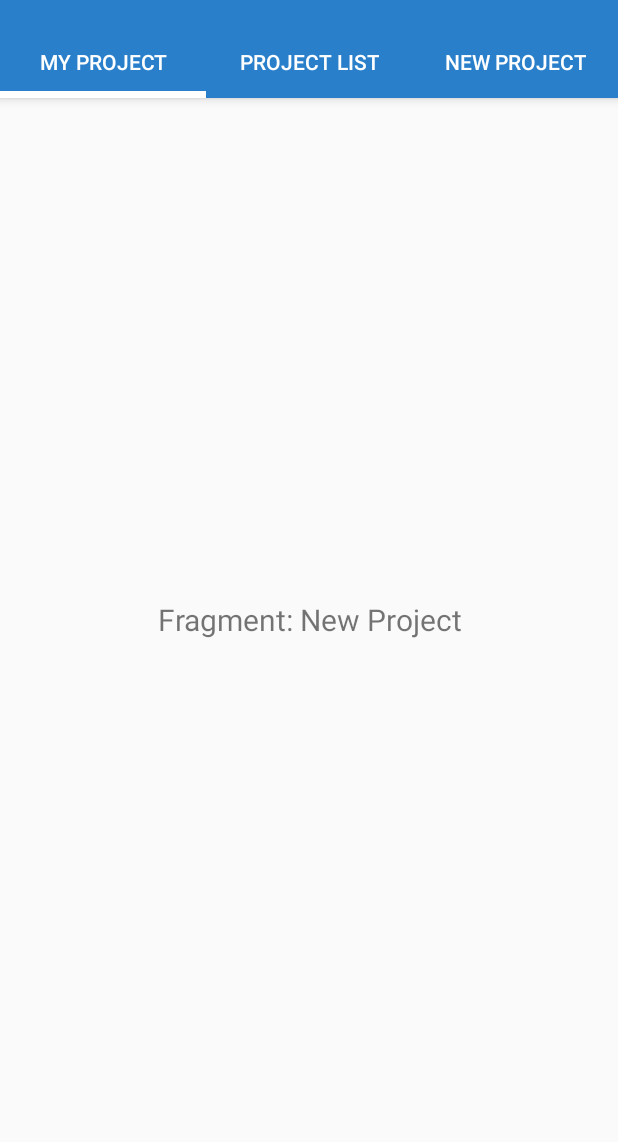
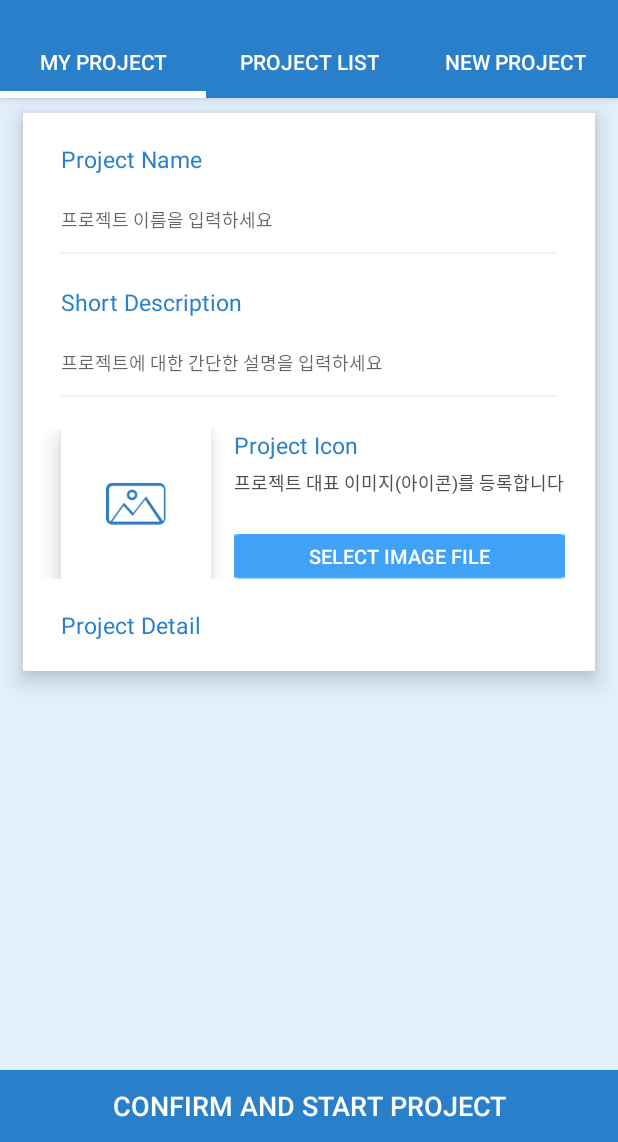
Before and after one commit to JHoon0214/CodE_Android, an Android app: the fragment FragmentNewProject placed in its activity, on a phone screen of 412 x 824 dp, the part 94-1236 px from its top. Run offline under Robolectric (Android 15) with nearby library versions, the phone set to English and light mode, and no system bars.

Commit message:
edit( activity_fragment_new_project.xml ) : 새 프로젝트 액티비티 xml 일부 구성

```diff
--- a/app/src/main/res/layout/activity_fragment_new_project.xml
+++ b/app/src/main/res/layout/activity_fragment_new_project.xml
@@ -1,14 +1,163 @@
 <?xml version="1.0" encoding="utf-8"?>
-<LinearLayout xmlns:android="http://schemas.android.com/apk/res/android"
+<FrameLayout xmlns:android="http://schemas.android.com/apk/res/android"
     android:layout_width="match_parent"
     android:layout_height="match_parent"
-    android:orientation="vertical">
+    android:orientation="vertical"
+    android:background="@color/tab_grey_blue">
 
-    <TextView
+    <LinearLayout
         android:layout_width="match_parent"
-        android:layout_height="match_parent"
-        android:gravity="center"
-        android:textSize="20sp"
-        android:text="Fragment: New Project"/>
+        android:layout_height="wrap_content"
+        android:layout_marginTop="10dp"
+        android:layout_marginStart="15dp"
+        android:layout_marginEnd="15dp"
+        android:orientation="vertical"
+        android:background="@color/white"
+        android:elevation="@dimen/cardview_default_elevation"
+        android:translationZ="7dp">
 
-</LinearLayout>
+        <TextView
+            android:layout_width="match_parent"
+            android:layout_height="wrap_content"
+            android:layout_marginTop="20dp"
+            android:layout_marginStart="25dp"
+            android:layout_marginEnd="25dp"
+            android:text="Project Name"
+            android:textSize="15sp"
+            android:textColor="@color/info_light_blue" />
+
+        <EditText
+            android:id="@+id/new_project_name"
+            android:layout_width="match_parent"
+            android:layout_height="40dp"
+            android:layout_marginTop="10dp"
+            android:layout_marginStart="25dp"
+            android:layout_marginEnd="25dp"
+            android:hint="프로젝트 이름을 입력하세요"
+            android:textSize="12sp"
+            android:textColor="@color/black"
+            android:inputType="text"
+            android:background="@null"
+            android:enabled="false" />
+
+        <ImageView
+            android:layout_width="match_parent"
+            android:layout_height="wrap_content"
+            android:layout_marginStart="25dp"
+            android:layout_marginEnd="25dp"
+            android:src="@drawable/login_divider" />
+
+        <TextView
+            android:layout_width="match_parent"
+            android:layout_height="wrap_content"
+            android:layout_marginTop="20dp"
+            android:layout_marginStart="25dp"
+            android:layout_marginEnd="25dp"
+            android:text="Short Description"
+            android:textSize="15sp"
+            android:textColor="@color/info_light_blue" />
+
+        <EditText
+            android:id="@+id/new_project_description"
+            android:layout_width="match_parent"
+            android:layout_height="40dp"
+            android:layout_marginTop="10dp"
+            android:layout_marginStart="25dp"
+            android:layout_marginEnd="25dp"
+            android:hint="프로젝트에 대한 간단한 설명을 입력하세요"
+            android:textSize="12sp"
+            android:textColor="@color/black"
+            android:inputType="text"
+            android:background="@null"
+            android:enabled="false" />
+
+        <ImageView
+            android:layout_width="match_parent"
+            android:layout_height="wrap_content"
+            android:layout_marginStart="25dp"
+            android:layout_marginEnd="25dp"
+            android:src="@drawable/login_divider" />
+
+        <LinearLayout
+            android:layout_width="match_parent"
+            android:layout_height="wrap_content"
+            android:layout_marginTop="20dp"
+            android:orientation="horizontal" >
+
+            <ImageView
+                android:layout_width="100dp"
+                android:layout_height="100dp"
+                android:layout_marginStart="25dp"
+                android:src="@drawable/no_image_icon"
+                android:paddingStart="30dp"
+                android:paddingEnd="30dp"
+                android:background="@color/white"
+                android:elevation="@dimen/cardview_default_elevation"
+                android:translationZ="7dp" />
+
+            <LinearLayout
+                android:layout_width="match_parent"
+                android:layout_height="wrap_content"
+                android:orientation="vertical"
+                android:layout_marginStart="15dp" >
+
+                <TextView
+                    android:layout_width="match_parent"
+                    android:layout_height="wrap_content"
+                    android:text="Project Icon"
+                    android:textSize="15sp"
+                    android:textColor="@color/info_light_blue" />
+
+                <TextView
+                    android:layout_width="match_parent"
+                    android:layout_height="wrap_content"
+                    android:layout_marginTop="5dp"
+                    android:text="프로젝트 대표 이미지(아이콘)를 등록합니다"
+                    android:textSize="12sp"
+                    android:textColor="@color/grey_black" />
+
+                <Button
+                    android:layout_width="match_parent"
+                    android:layout_height="30dp"
+                    android:layout_marginTop="25dp"
+                    android:layout_marginEnd="20dp"
+                    android:text="Select Image File"
+                    android:textSize="13sp"
+                    android:textColor="@color/white"
+                    android:background="@drawable/progress_bar_true"
+                    android:elevation="@dimen/cardview_default_elevation"
+                    android:translationZ="7dp" />
+            </LinearLayout>
+        </LinearLayout>
+
+        <TextView
+            android:layout_width="match_parent"
+            android:layout_height="wrap_content"
+            android:layout_marginTop="20dp"
+            android:layout_marginStart="25dp"
+            android:layout_marginEnd="25dp"
+            android:text="Project Detail"
+            android:textSize="15sp"
+            android:textColor="@color/info_light_blue" />
+
+        <LinearLayout
+            android:layout_width="match_parent"
+            android:layout_height="match_parent"
+            android:layout_marginTop="20dp"
+            android:orientation="vertical" >
+
+
+        </LinearLayout>
+
+    </LinearLayout>
+
+    <Button
+        android:id="@+id/new_project_button"
+        android:layout_width="match_parent"
+        android:layout_height="wrap_content"
+        android:layout_gravity="bottom"
+        android:text="Confirm and Start Project"
+        android:textSize="18sp"
+        android:textColor="@color/white"
+        android:background="@color/info_light_blue" />
+</FrameLayout>
```
